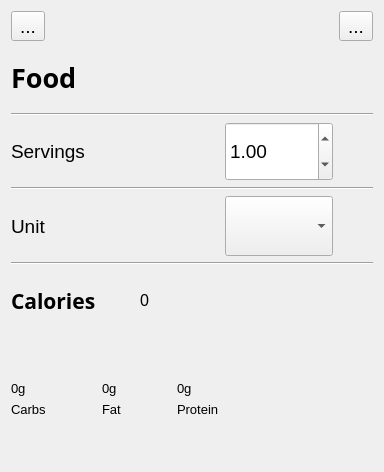
First picture: the form in ui/dialogs/FoodServingEdit.ui, repository OpenFitnessPal/OpenFitnessPal, before the edit.
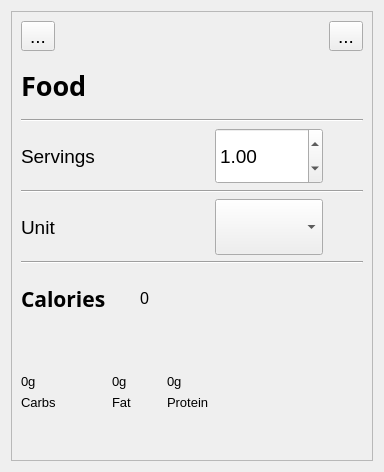
Second picture: the form after the edit. Icons and pictures are not drawn.

```diff
--- a/ui/dialogs/FoodServingEdit.ui
+++ b/ui/dialogs/FoodServingEdit.ui
@@ -20,6 +20,21 @@
   </property>
   <layout class="QGridLayout" name="gridLayout">
    <item row="0" column="0">
+    <widget class="QScrollArea" name="scrollArea">
+     <property name="widgetResizable">
+      <bool>true</bool>
+     </property>
+     <widget class="QWidget" name="scrollAreaWidgetContents">
+      <property name="geometry">
+       <rect>
+        <x>0</x>
+        <y>0</y>
+        <width>364</width>
+        <height>452</height>
+       </rect>
+      </property>
+      <layout class="QGridLayout" name="gridLayout_2">
+       <item row="0" column="0">
     <widget class="QToolButton" name="reject">
      <property name="text">
       <string>...</string>
@@ -253,6 +268,10 @@
    </item>
   </layout>
  </widget>
+    </widget>
+   </item>
+  </layout>
+ </widget>
  <resources/>
  <connections>
   <connection>
```
Left out of the diff: 67 changed lines with no effect on the pictures. Lines whose indentation alone changed are shown as unchanged.
